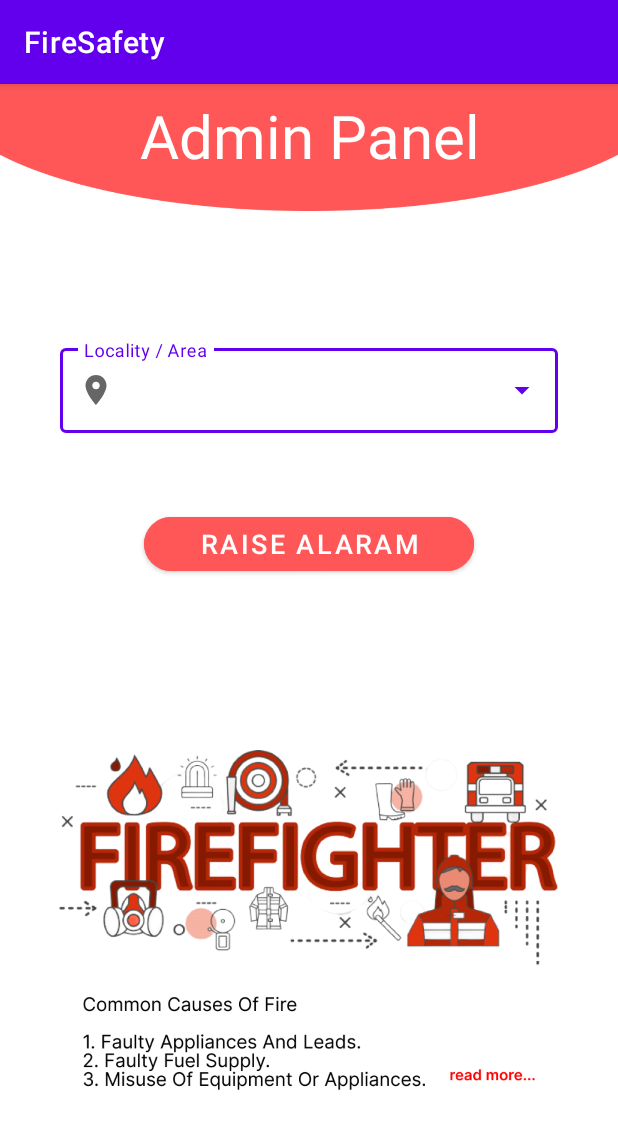
After one commit to harshil-padasala/FireSafety-Application, an Android app: the FireAlaram screen opened directly, with no data from a screen before it, on a phone screen of 412 x 824 dp. The commit adds this screen. Shown: the top 1129 px of the screen. Run offline under Robolectric (Android 15) with nearby library versions, the phone set to English and light mode, and no system bars.

Commit message:
Added Fire Alaram activity

```diff
--- a/app/src/main/AndroidManifest.xml
+++ b/app/src/main/AndroidManifest.xml
@@ -16,6 +16,9 @@
         android:supportsRtl="true"
         android:theme="@style/Theme.FireSafety"
         tools:targetApi="31">
+        <activity
+            android:name=".FireAlaram"
+            android:exported="false" />
         <activity
             android:name=".SignUp"
             android:exported="false">
--- /dev/null
+++ b/app/src/main/java/com/example/firesafety/FireAlaram.java
@@ -0,0 +1,28 @@
+package com.example.firesafety;
+
+import androidx.appcompat.app.AppCompatActivity;
+
+import android.os.Bundle;
+import android.widget.ArrayAdapter;
+import android.widget.AutoCompleteTextView;
+
+public class FireAlaram extends AppCompatActivity {
+
+    String[] localities;
+    AutoCompleteTextView localitySpinner;
+
+    @Override
+    protected void onCreate(Bundle savedInstanceState) {
+        super.onCreate(savedInstanceState);
+        setContentView(R.layout.activity_fire_alaram);
+
+        localities = new String[] {
+                "Gulabnagar","Patel colony", "Sat rasta", "Digvijay Plot", "Townhall",
+                "Lakhota Talav", "Khodiyar colony"
+        };
+        localitySpinner = findViewById(R.id.area);
+
+        ArrayAdapter<String> localityAdapter = new ArrayAdapter<>(FireAlaram.this, android.R.layout.simple_list_item_1, localities);
+        localitySpinner.setAdapter(localityAdapter);
+    }
+}
--- a/app/src/main/res/layout/activity_contacts.xml
+++ b/app/src/main/res/layout/activity_contacts.xml
@@ -12,6 +12,7 @@
     <ImageView
         android:layout_width="match_parent"
         android:layout_height="85dp"
+        android:scaleType="fitStart"
         android:src="@drawable/header"></ImageView>
 
     <LinearLayout
--- /dev/null
+++ b/app/src/main/res/layout/activity_fire_alaram.xml
@@ -0,0 +1,78 @@
+<?xml version="1.0" encoding="utf-8"?>
+<LinearLayout
+    xmlns:android="http://schemas.android.com/apk/res/android"
+    xmlns:app="http://schemas.android.com/apk/res-auto"
+    xmlns:tools="http://schemas.android.com/tools"
+    android:layout_width="match_parent"
+    android:layout_height="match_parent"
+    android:orientation="vertical"
+    tools:context=".FireAlaram">
+
+    <FrameLayout
+        android:layout_width="match_parent"
+        android:layout_height="wrap_content">
+
+        <ImageView
+            android:layout_width="match_parent"
+            android:layout_height="85dp"
+            android:scaleType="fitStart"
+            android:src="@drawable/header">
+        </ImageView>
+
+        <TextView
+            android:layout_width="match_parent"
+            android:layout_height="wrap_content"
+            android:text="Admin Panel"
+            android:textSize="40dp"
+            android:paddingTop="7dp"
+            android:textColor="@color/white"
+            android:textAlignment="center"
+            ></TextView>
+    </FrameLayout>
+
+    <LinearLayout
+        android:layout_width="match_parent"
+        android:layout_height="match_parent"
+        android:orientation="vertical"
+        android:layout_marginTop="70dp">
+
+        <com.google.android.material.textfield.TextInputLayout
+            style="@style/Widget.MaterialComponents.TextInputLayout.OutlinedBox.ExposedDropdownMenu"
+            android:layout_width="match_parent"
+            android:layout_height="wrap_content"
+            android:layout_marginLeft="40dp"
+            android:layout_marginTop="15dp"
+            android:layout_marginRight="40dp"
+            app:endIconMode="dropdown_menu"
+            app:startIconDrawable="@drawable/icon_area">
+
+            <AutoCompleteTextView
+                android:id="@+id/area"
+                android:layout_width="match_parent"
+                android:layout_height="wrap_content"
+                android:hint="Locality / Area"
+                android:inputType="none"
+                tools:ignore="HardcodedText" />
+
+        </com.google.android.material.textfield.TextInputLayout>
+
+        <com.google.android.material.button.MaterialButton
+            android:layout_width="220dp"
+            android:layout_height="wrap_content"
+            android:layout_gravity="center_horizontal"
+            android:layout_marginTop="50dp"
+            android:backgroundTint="@color/main"
+            android:text="Raise Alaram"
+            android:textSize="18sp"
+            app:cornerRadius="20dp"
+            tools:ignore="HardcodedText" />
+
+        <ImageView
+            android:layout_width="match_parent"
+            android:layout_height="match_parent"
+            android:src="@drawable/poster"
+            android:layout_margin="20dp"
+            android:layout_gravity="center"></ImageView>
+
+    </LinearLayout>
+</LinearLayout>
```
Also changed, not shown: app/src/main/res/drawable/eclipse.jpeg (added), app/src/main/res/drawable/poster.jpeg (added).
